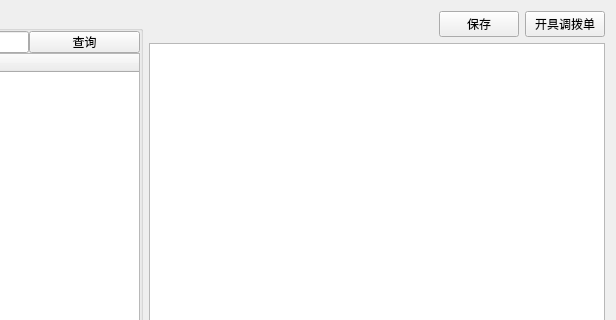
Belos10/Equip, file widgets/alocatMange/yearListForm.ui: the form before one commit; both pictures show x 415 to 1031 and y 0 to 320 of the 1031 by 701 pixel window.
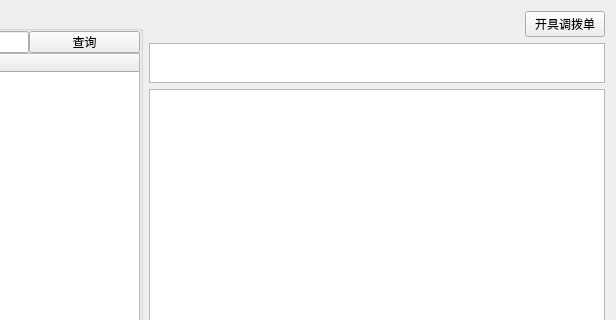
The form after the commit.

Patch:
```diff
--- a/widgets/alocatMange/yearListForm.ui
+++ b/widgets/alocatMange/yearListForm.ui
@@ -283,13 +283,6 @@
          </property>
         </spacer>
        </item>
-       <item>
-        <widget class="QPushButton" name="pb_saveDisturbPlan">
-         <property name="text">
-          <string>保存</string>
-         </property>
-        </widget>
-       </item>
        <item>
         <widget class="QPushButton" name="pb_issueOrderForm">
          <property name="text">
@@ -299,6 +292,35 @@
        </item>
       </layout>
      </item>
+     <item>
+      <widget class="QTextBrowser" name="txt_disturbPlanYear">
+       <property name="sizePolicy">
+        <sizepolicy hsizetype="Ignored" vsizetype="Fixed">
+         <horstretch>0</horstretch>
+         <verstretch>0</verstretch>
+        </sizepolicy>
+       </property>
+       <property name="minimumSize">
+        <size>
+         <width>0</width>
+         <height>30</height>
+        </size>
+       </property>
+       <property name="maximumSize">
+        <size>
+         <width>16777215</width>
+         <height>40</height>
+        </size>
+       </property>
+       <property name="html">
+        <string>&lt;!DOCTYPE HTML PUBLIC &quot;-//W3C//DTD HTML 4.0//EN&quot; &quot;http://www.w3.org/TR/REC-html40/strict.dtd&quot;&gt;
+&lt;html&gt;&lt;head&gt;&lt;meta name=&quot;qrichtext&quot; content=&quot;1&quot; /&gt;&lt;style type=&quot;text/css&quot;&gt;
+p, li { white-space: pre-wrap; }
+&lt;/style&gt;&lt;/head&gt;&lt;body style=&quot; font-family:'SimSun'; font-size:9pt; font-weight:400; font-style:normal;&quot;&gt;
+&lt;p align=&quot;center&quot; style=&quot;-qt-paragraph-type:empty; margin-top:0px; margin-bottom:0px; margin-left:0px; margin-right:0px; -qt-block-indent:0; text-indent:0px;&quot;&gt;&lt;br /&gt;&lt;/p&gt;&lt;/body&gt;&lt;/html&gt;</string>
+       </property>
+      </widget>
+     </item>
      <item>
       <widget class="QTableWidget" name="disturbResult"/>
      </item>
```
